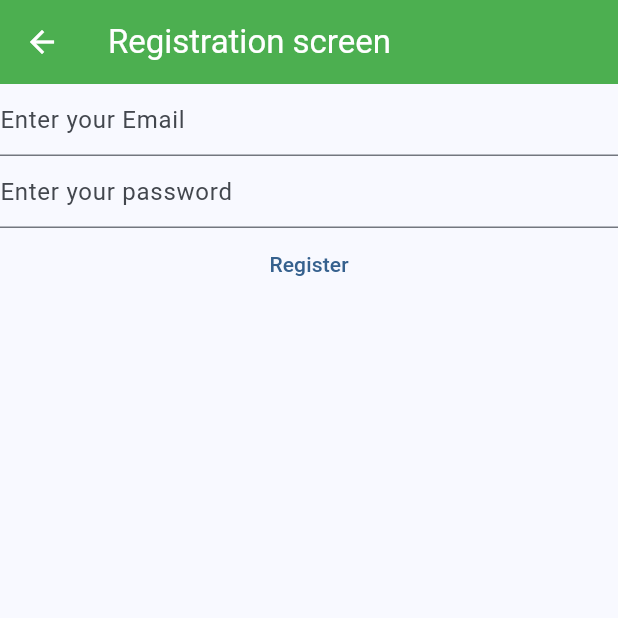
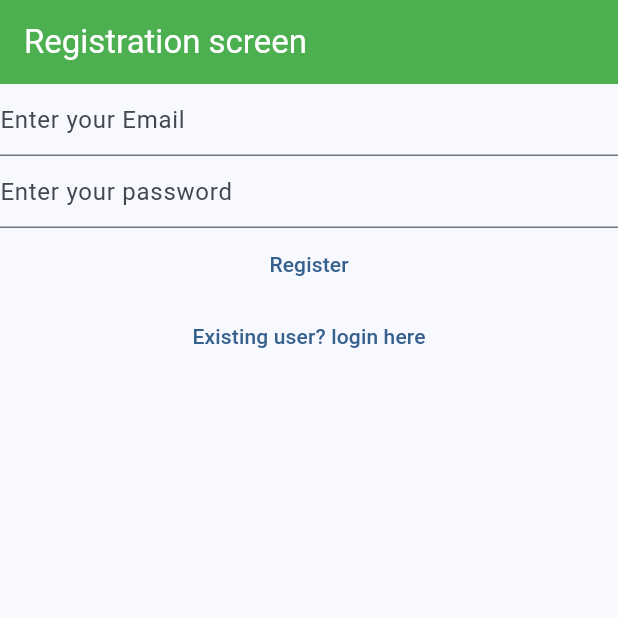
Before and after one commit to Vickytech16/NotesApp, a Flutter app: the RegisterView screen opened directly, on a phone screen of 412 x 824 dp, the top half of it. Run offline on Flutter 3.47's test engine with Material 3 defaults, Android fonts, the phone set to English and light mode, and no system bars; our stand-ins replace firebase_auth, firebase_core; accounts and stored records are empty.

Commit message:
Added Email verifictation view and created link between login and register views.

```diff
--- a/lib/views/register_view.dart
+++ b/lib/views/register_view.dart
@@ -1,9 +1,8 @@
 // 19/03/2024
 
-import 'package:firebase_core/firebase_core.dart';
 import 'package:flutter/material.dart';
 import 'package:firebase_auth/firebase_auth.dart';
-import 'package:mynotes/firebase_options.dart';
+
 
 // Creates a stateful widget for stateful widget
 class RegisterView extends StatefulWidget {
@@ -54,26 +53,10 @@ class _RegisterViewState extends State<RegisterView> {
     // Body Section Creates a Register Button with two parameters + Two input boxes for username nad password
     // FutureBuider is used to build a future, this future ensures that firebase is initialized before the app starts running
 
-    body: FutureBuilder(
+    body: Column(
 
-      future: Firebase.initializeApp(
-        options: DefaultFirebaseOptions.currentPlatform,
-        ),  // This will include firebase to our app
-
-      builder: (context, snapshot) // This builder parameter is a default arguement
-      {
-
-      // The arguement snapshot defines the state of the future. We pass it's value to switch statement
-      switch(snapshot.connectionState)
-      {
-        case ConnectionState.done: { // This case refers when the Future is loaded succesfully
-
-        /* We are going  to return the entire body part (Registration screen part) to this future function. So this ensures the app
-         gets created only when we successfully initialize the future */
-
-          return   Column(
-
-          children: [   // Textbox to enter username
+          children: [
+              // Textbox to enter username
               TextField(
                 controller: _email, // The value entered in this box is stored in _email texteditingcontroller
 
@@ -152,21 +135,24 @@ class _RegisterViewState extends State<RegisterView> {
                 },
 
                 child: const Text("Register")), // Displays the name of the button
-            ],
 
-          );
+                // This buttpn helps existing users to go to login screen
+                TextButton(onPressed:
 
-        } // Switch case Connectionstate.done block
+                // We are going to use a navigator method along with our named route
+                ()
+                {
+                  Navigator.of(context).pushNamedAndRemoveUntil(
+                    '/login/', // Route name
+                  (route) => false);
+                },
 
-        // This refers to default case of snapshot. This occurs when the future is loading or failed
-        default:
-         return const  Text("Loading");
-      }
-       }, // Future Builder bloc
+                child: const Text("Existing user? login here"))
 
-      ),
+            ], // End of children block
 
-    );
+          )
 
+      );
   }
 }
```
Also changed, not shown: lib/main.dart (+33 -37 lines), lib/views/email_verification_view.dart (added, +83 -0 lines), lib/views/login_view.dart (+46 -32 lines), pubspec.lock.
